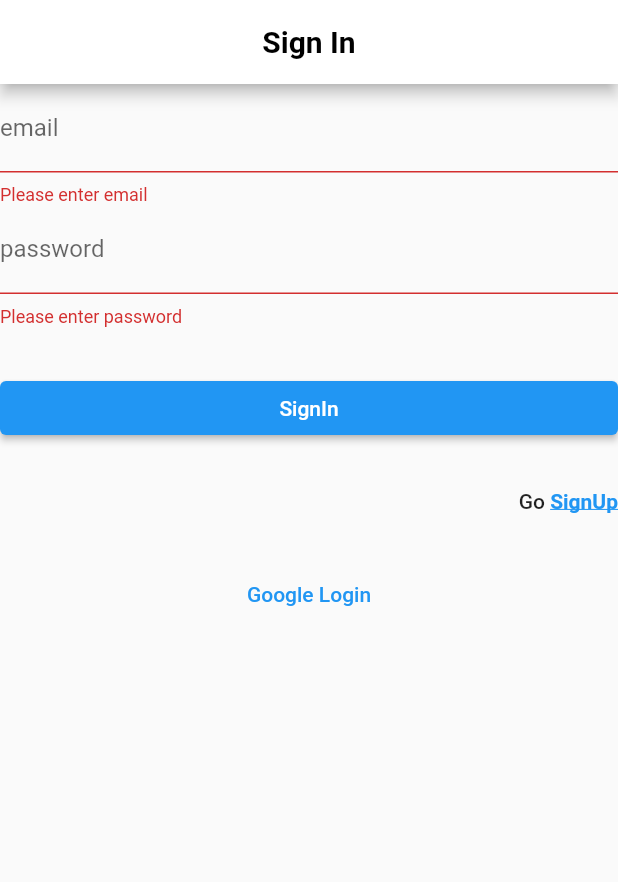
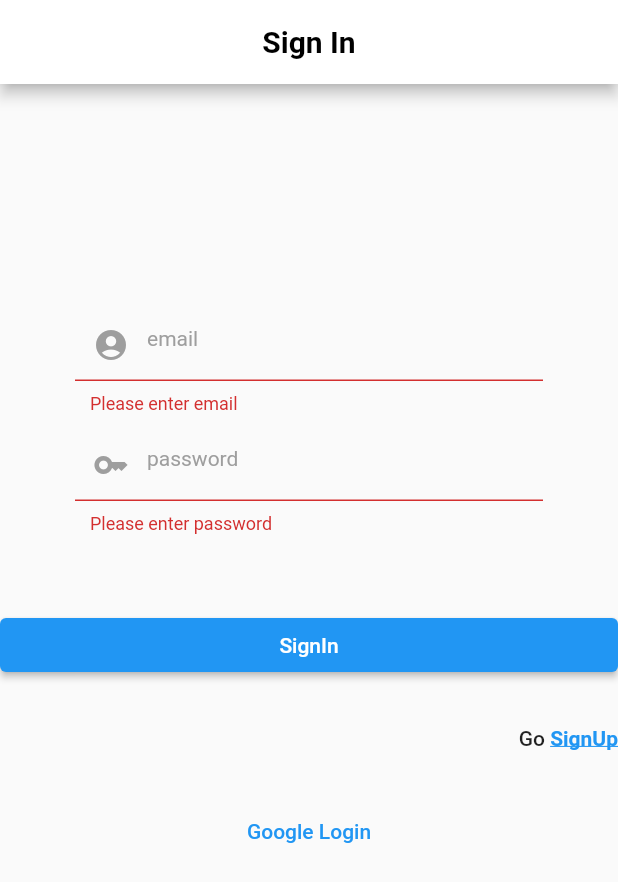
Before and after one commit to bajnsk/Capstone_Design2_Asher, a Flutter app: the screen it shows after launch, after a tap on "SignIn", on a phone screen of 412 x 824 dp. Shown: the top 882 px of the screen. Run offline on Flutter 3.47's test engine with Material 2 defaults, Android fonts, the phone set to English and light mode, and no system bars; our stand-ins replace firebase_auth, firebase_core, fluttertoast, google_sign_in; accounts and stored records are empty.

Commit message:
ui ux 일부 수정

```diff
--- a/lib/main.dart
+++ b/lib/main.dart
@@ -129,12 +129,41 @@
         textAlign: TextAlign.center,
       ),
       */
-      Form(
+      Container(
+        margin: EdgeInsets.only(top: 100),
+        child: Container(
+          margin: EdgeInsets.all(50),
+          child: Form(
             key: _formKey,
             child: Column(
               children: [
                   TextFormField(
-              decoration: InputDecoration(labelText: 'email'),
+                    decoration: InputDecoration(
+                      prefixIcon: Icon(
+                        Icons.account_circle,
+                        color: Colors.grey,
+                      ),
+                      enabledBorder: OutlineInputBorder(
+                        borderSide:
+                          BorderSide(color: Colors.black,),
+                        borderRadius: BorderRadius.all(
+                          Radius.circular(35.0),
+                        ),
+                      ),
+                      focusedBorder: OutlineInputBorder(
+                        borderSide:
+                        BorderSide(color: Colors.black,),
+                        borderRadius: BorderRadius.all(
+                          Radius.circular(35.0),
+                        ),
+                      ),
+                      hintText: 'email',
+                      hintStyle: TextStyle(
+                        fontSize: 14,
+                        color: Colors.grey,
+                      ),
+                      contentPadding:EdgeInsets.all(10)
+                    ),
                     keyboardType: TextInputType.emailAddress,
                     validator: (value) {
                       if (value?.isEmpty ?? false) {
@@ -146,6 +175,46 @@
                       email = value ?? "";
                     },
                   ),
+                SizedBox(height: 10,),
+                TextFormField(
+                  decoration: InputDecoration(
+                      prefixIcon: Icon(
+                        Icons.key,
+                        color: Colors.grey,
+                      ),
+                      enabledBorder: OutlineInputBorder(
+                        borderSide:
+                        BorderSide(color: Colors.black,),
+                        borderRadius: BorderRadius.all(
+                          Radius.circular(35.0),
+                        ),
+                      ),
+                      focusedBorder: OutlineInputBorder(
+                        borderSide:
+                        BorderSide(color: Colors.black,),
+                        borderRadius: BorderRadius.all(
+                          Radius.circular(35.0),
+                        ),
+                      ),
+                      hintText: 'password',
+                      hintStyle: TextStyle(
+                        fontSize: 14,
+                        color: Colors.grey,
+                      ),
+                      contentPadding:EdgeInsets.all(10)
+                  ),
+                  obscureText: true,
+                  validator: (value) {
+                    if (value?.isEmpty ?? false) {
+                      return 'Please enter password';
+                    }
+                    return null;
+                  },
+                  onSaved: (String? value) {
+                    password = value ?? "";
+                  },
+                ),
+                /*
                 TextFormField(
                   decoration: InputDecoration(
                     labelText: 'password',
@@ -161,11 +230,13 @@
                     password = value ?? "";
                   },
                 ),
+                 */
               ],
 
             ),
           ),
-      SizedBox(height: 30,),
+        ),
+      ),
       ButtonTheme(
         child: ElevatedButton(
               onPressed: () {
```
Lines whose indentation alone changed are shown as unchanged.
